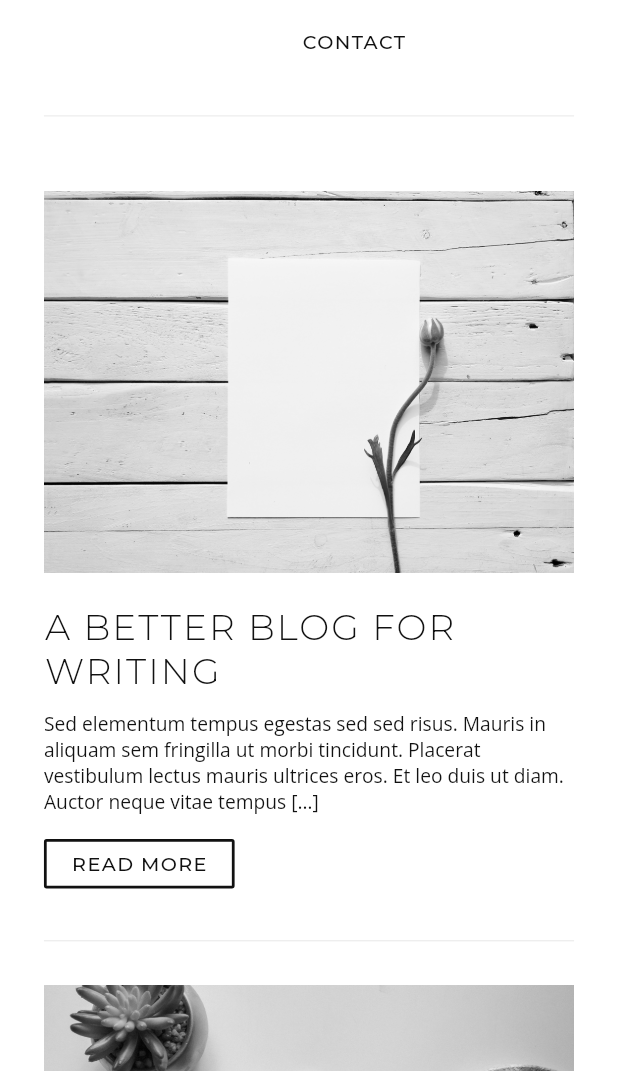
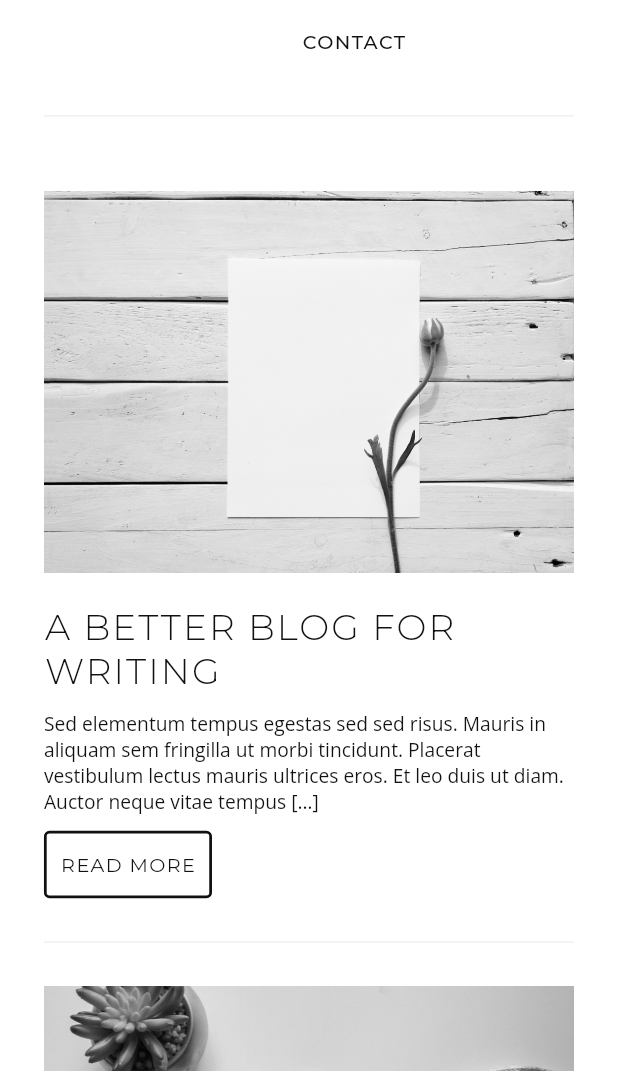
Before and after one commit to Codelessly/FlutterMinimalWebsite, a Flutter app: the screen it shows after launch, on a phone screen of 412 x 824 dp, the part 165-1236 px from its top. Run offline on Flutter 3.47's test engine with Material 2 defaults, Android fonts, the phone set to English and light mode, and no system bars; our stand-ins replace google_fonts, responsive_framework.

Commit message:
Resolve Warnings #1
- Update deprecated `OutlineButton` to `OutlinedButton`.
- Resolve other warnings.

```diff
--- a/lib/components/blog.dart
+++ b/lib/components/blog.dart
@@ -1,5 +1,4 @@
 import 'package:flutter/material.dart';
-import 'package:flutter/widgets.dart';
 import 'package:google_fonts/google_fonts.dart';
 import 'package:minimal/components/color.dart';
 import 'package:minimal/components/spacing.dart';
@@ -70,36 +69,56 @@ class Tag extends StatelessWidget {
 }
 
 class ReadMoreButton extends StatelessWidget {
-  final Function onPressed;
+  final VoidCallback onPressed;
 
   const ReadMoreButton({Key? key, required this.onPressed}) : super(key: key);
 
   @override
   Widget build(BuildContext context) {
-    bool hover = false;
-    return StatefulBuilder(
-        builder: (BuildContext context, StateSetter setState) {
-      return MouseRegion(
-        onHover: (event) => setState(() => hover = true),
-        onExit: (event) => setState(() => hover = false),
-        child: OutlineButton(
-          onPressed: onPressed as void Function()?,
-          highlightedBorderColor: textPrimary,
-          hoverColor: textPrimary,
-          borderSide: BorderSide(color: textPrimary, width: 2),
-          padding: EdgeInsets.symmetric(horizontal: 20),
-          child: Text(
-            "READ MORE",
-            style: GoogleFonts.montserrat(
+    return OutlinedButton(
+      onPressed: onPressed,
+      style: ButtonStyle(
+        overlayColor: MaterialStateProperty.all<Color>(textPrimary),
+        side: MaterialStateProperty.resolveWith((states) {
+          if (states.contains(MaterialState.focused) ||
+              states.contains(MaterialState.hovered) ||
+              states.contains(MaterialState.pressed)) {
+            return const BorderSide(color: textPrimary, width: 2);
+          }
+
+          return const BorderSide(color: textPrimary, width: 2);
+        }),
+        foregroundColor: MaterialStateProperty.resolveWith<Color>((states) {
+          if (states.contains(MaterialState.focused) ||
+              states.contains(MaterialState.hovered) ||
+              states.contains(MaterialState.pressed)) {
+            return Colors.white;
+          }
+
+          return textPrimary;
+        }),
+        textStyle: MaterialStateProperty.resolveWith<TextStyle>((states) {
+          if (states.contains(MaterialState.focused) ||
+              states.contains(MaterialState.hovered) ||
+              states.contains(MaterialState.pressed)) {
+            return GoogleFonts.montserrat(
               textStyle: TextStyle(
-                  fontSize: 14,
-                  color: hover ? Colors.white : textPrimary,
-                  letterSpacing: 1),
-            ),
-          ),
-        ),
-      );
-    });
+                  fontSize: 14, color: Colors.white, letterSpacing: 1),
+            );
+          }
+
+          return GoogleFonts.montserrat(
+            textStyle:
+                TextStyle(fontSize: 14, color: textPrimary, letterSpacing: 1),
+          );
+        }),
+        padding: MaterialStateProperty.all<EdgeInsetsGeometry>(
+            const EdgeInsets.symmetric(horizontal: 12, vertical: 16)),
+      ),
+      child: Text(
+        "READ MORE",
+      ),
+    );
   }
 }
 
@@ -116,8 +135,7 @@ Widget dividerSmall = Container(
   ),
 );
 
-List<Widget> authorSection(
-    {required String imageUrl, String? name, String? bio}) {
+List<Widget> authorSection({String? imageUrl, String? name, String? bio}) {
   return [
     divider,
     Container(
--- a/lib/components/color.dart
+++ b/lib/components/color.dart
@@ -1,5 +1,5 @@
 import 'package:flutter/material.dart';
 
 // Text
-Color textPrimary = Color(0xFF111111);
-Color textSecondary = Color(0xFF3A3A3A);
+const Color textPrimary = Color(0xFF111111);
+const Color textSecondary = Color(0xFF3A3A3A);
--- a/lib/pages/page_list.dart
+++ b/lib/pages/page_list.dart
@@ -1,4 +1,3 @@
-import 'package:flutter/cupertino.dart';
 import 'package:flutter/material.dart';
 import 'package:minimal/components/components.dart';
 
--- a/lib/ui/ui_image.dart
+++ b/lib/ui/ui_image.dart
@@ -1,16 +1,17 @@
 import 'package:flutter/widgets.dart';
 
 class ImageFixedWidth extends StatelessWidget {
-  ImageFixedWidth(this.image, this.width,
-      {this.imageRatio = 1.618, this.placeholder = ""});
   final String image;
   final double width;
-  final double imageRatio;
+  final double? imageRatio;
   final String placeholder;
+
+  const ImageFixedWidth(this.image, this.width,
+      {this.imageRatio = 1.618, this.placeholder = ""});
 
   @override
   Widget build(BuildContext context) {
-    double height = imageRatio == null ? width : imageRatio * width;
+    final double height = imageRatio == null ? width : imageRatio! * width;
 
     return FadeInImage.assetNetwork(
       image: image,
```
